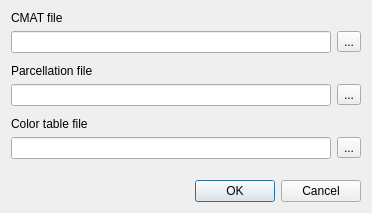
This is freeview/DialogLoadConnectome.ui in freesurfer/freesurfer as Qt 5 draws it before an edit. The edited form follows.
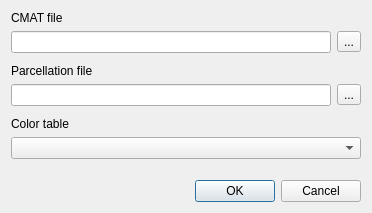
This is the edited form. Icons and pictures are not drawn.

Commit message: preliminary implementation on connectome matrix display

```diff
--- a/freeview/DialogLoadConnectome.ui
+++ b/freeview/DialogLoadConnectome.ui
@@ -6,8 +6,8 @@
    <rect>
     <x>0</x>
     <y>0</y>
-    <width>381</width>
-    <height>271</height>
+    <width>377</width>
+    <height>264</height>
    </rect>
   </property>
   <property name="windowTitle">
@@ -109,27 +109,12 @@
    <item>
     <widget class="QLabel" name="label_3">
      <property name="text">
-      <string>Color table file</string>
+      <string>Color table</string>
      </property>
     </widget>
    </item>
    <item>
-    <layout class="QHBoxLayout" name="horizontalLayout_3">
-     <item>
-      <widget class="QLineEdit" name="lineEditCTAB"/>
-     </item>
-     <item>
-      <widget class="QToolButton" name="toolButtonOpenCTAB">
-       <property name="text">
-        <string>...</string>
-       </property>
-       <property name="icon">
-        <iconset resource="freeview.qrc">
-         <normaloff>:/resource/icons/file_open_16.png</normaloff>:/resource/icons/file_open_16.png</iconset>
-       </property>
-      </widget>
-     </item>
-    </layout>
+    <widget class="QComboBox" name="comboBoxColorTable"/>
    </item>
    <item>
     <spacer name="verticalSpacer">
```
Left out of the diff: 35 changed lines with no effect on the pictures. The commit also changes 13 other files.
